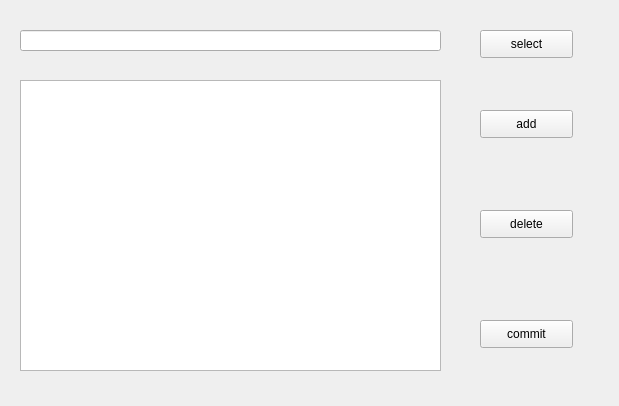
HongruiDuan/DatabaseLab, file lab/combined.ui: the form before one commit.
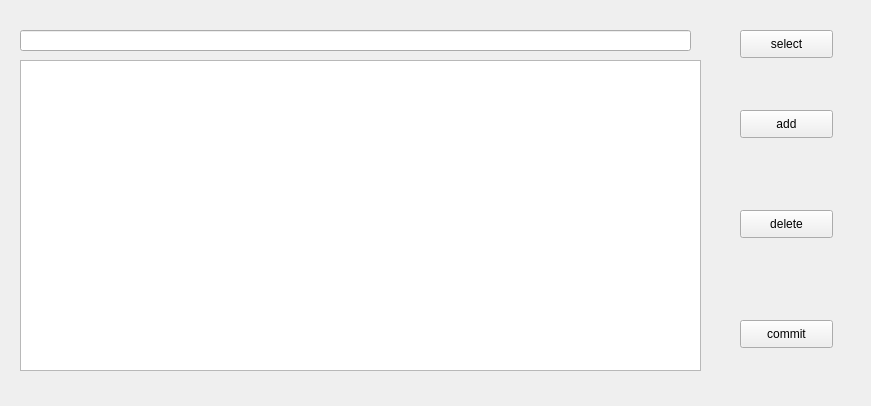
The form after the commit.

```diff
--- a/lab/combined.ui
+++ b/lab/combined.ui
@@ -6,27 +6,17 @@
    <rect>
     <x>0</x>
     <y>0</y>
-    <width>619</width>
+    <width>871</width>
     <height>406</height>
    </rect>
   </property>
   <property name="windowTitle">
    <string>Form</string>
   </property>
-  <widget class="QTableWidget" name="tableWidget">
-   <property name="geometry">
-    <rect>
-     <x>20</x>
-     <y>80</y>
-     <width>421</width>
-     <height>291</height>
-    </rect>
-   </property>
-  </widget>
   <widget class="QPushButton" name="Badd">
    <property name="geometry">
     <rect>
-     <x>480</x>
+     <x>740</x>
      <y>110</y>
      <width>93</width>
      <height>28</height>
@@ -39,7 +29,7 @@
   <widget class="QPushButton" name="Bdelete">
    <property name="geometry">
     <rect>
-     <x>480</x>
+     <x>740</x>
      <y>210</y>
      <width>93</width>
      <height>28</height>
@@ -52,7 +42,7 @@
   <widget class="QPushButton" name="Bnext">
    <property name="geometry">
     <rect>
-     <x>480</x>
+     <x>740</x>
      <y>320</y>
      <width>93</width>
      <height>28</height>
@@ -67,7 +57,7 @@
     <rect>
      <x>20</x>
      <y>30</y>
-     <width>421</width>
+     <width>671</width>
      <height>21</height>
     </rect>
    </property>
@@ -75,7 +65,7 @@
   <widget class="QPushButton" name="Bselect">
    <property name="geometry">
     <rect>
-     <x>480</x>
+     <x>740</x>
      <y>30</y>
      <width>93</width>
      <height>28</height>
@@ -85,6 +75,16 @@
     <string>select</string>
    </property>
   </widget>
+  <widget class="QTableView" name="tableView">
+   <property name="geometry">
+    <rect>
+     <x>20</x>
+     <y>60</y>
+     <width>681</width>
+     <height>311</height>
+    </rect>
+   </property>
+  </widget>
  </widget>
  <resources/>
  <connections/>
```
